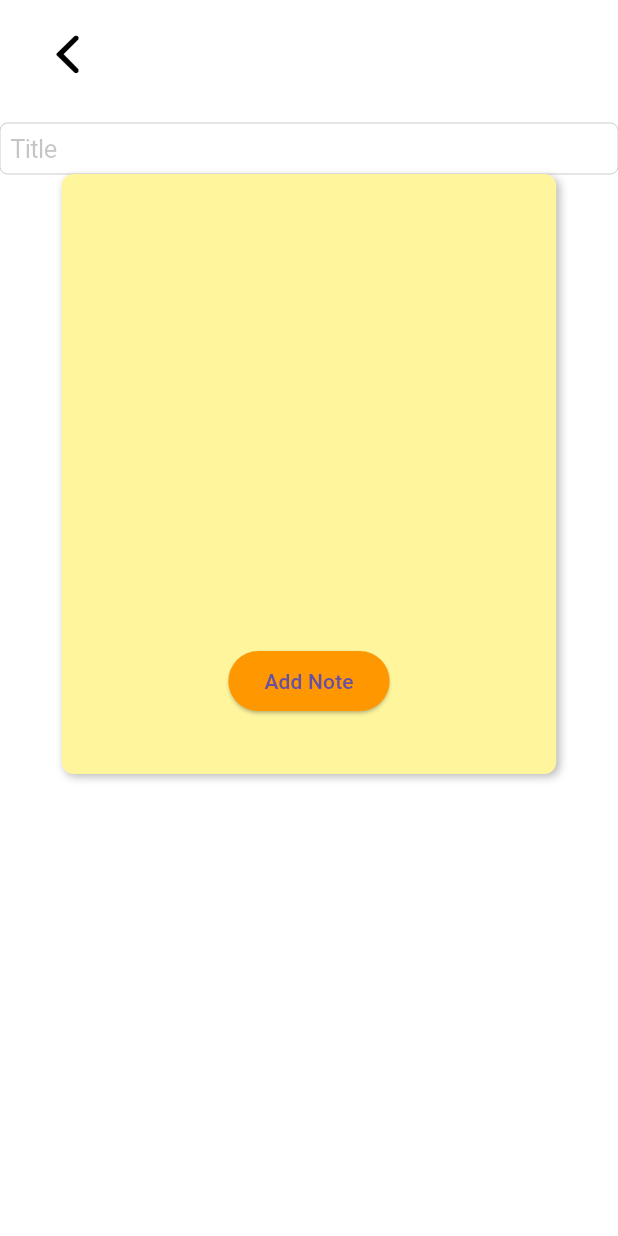
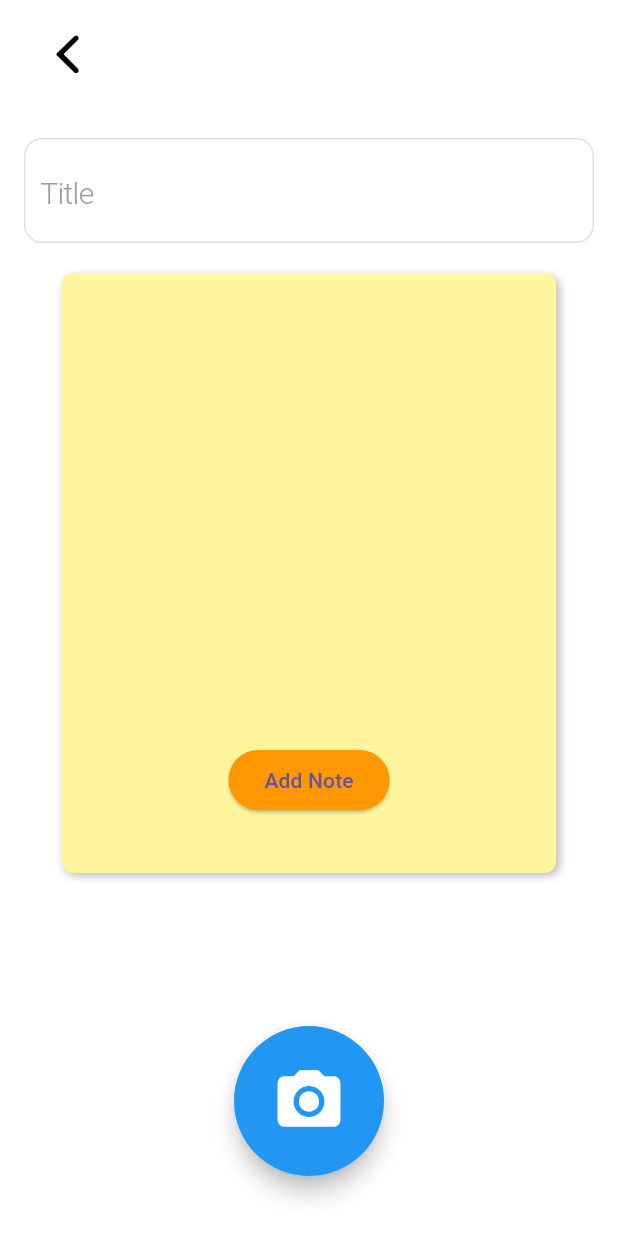
Before and after one commit to YnotCode/LocalNote, a Flutter app: the NoteUploadPage screen opened directly, on a phone screen of 412 x 824 dp. Run offline on Flutter 3.47's test engine with Material 3 defaults, Android fonts, the light colour scheme and no system bars; our stand-ins replace cached_network_image, cloud_firestore, firebase_core, flutter_map, geolocator, image_picker and 2 more; accounts and stored records are empty; statements that could not run were skipped; project files that could hold a hidden picture were left out.

Commit message:
added a camera button

```diff
--- a/lib/note_upload_page.dart
+++ b/lib/note_upload_page.dart
@@ -1,9 +1,11 @@
+import 'dart:io';  // Needed for working with files
 import 'package:cloud_firestore/cloud_firestore.dart';
 import 'package:flutter/cupertino.dart';
 import 'package:flutter/material.dart';
 import 'package:geolocator/geolocator.dart';
 import 'package:local_note_2/note_upload.dart';
 import 'package:shared_preferences/shared_preferences.dart';
+import 'package:image_picker/image_picker.dart';  // Import image picker
 
 class NoteUploadPage extends StatefulWidget {
   const NoteUploadPage({super.key});
@@ -13,16 +15,32 @@ class NoteUploadPage extends StatefulWidget {
 }
 
 class _NoteUploadPageState extends State<NoteUploadPage> {
+  TextEditingController titleController = TextEditingController();
+  File? _image; // This will hold the captured image
 
-  TextEditingController titleController = TextEditingController();
+  // Function to open the camera
+  Future<void> _openCamera() async {
+    try {
+      final ImagePicker picker = ImagePicker();
+      final XFile? pickedFile = await picker.pickImage(source: ImageSource.camera);
+
+      if (pickedFile != null) {
+        setState(() {
+          _image = File(pickedFile.path);  // Store the image as a File
+        });
+      } else {
+        debugPrint("No image captured.");
+      }
+    } catch (e) {
+      debugPrint("Error opening camera: $e");
+    }
+  }
 
   @override
   Widget build(BuildContext context) {
-
-
-    return Container(
-      color: Colors.white,
-      child: SafeArea(
+    return Scaffold(
+      backgroundColor: Colors.white,
+      body: SafeArea(
         bottom: false,
         child: Column(
           children: [
@@ -30,42 +48,86 @@ class _NoteUploadPageState extends State<NoteUploadPage> {
               children: [
                 const SizedBox(width: 5),
                 CupertinoButton(
-                  onPressed: (){
+                  onPressed: () {
                     Navigator.of(context).pop();
                   },
-                  child: const Icon(CupertinoIcons.chevron_back, size: 40.0, color: Colors.black)
+                  child: const Icon(CupertinoIcons.chevron_back, size: 40.0, color: Colors.black),
                 ),
-                Expanded(child: Container(),)
-              ]
+                Expanded(child: Container(),),
+              ],
             ),
-            const SizedBox(height: 10),
-            CupertinoTextField(
+            const SizedBox(height: 20),
+
+            // Aesthetic Title Text
+            Padding(
+              padding: const EdgeInsets.symmetric(horizontal: 16.0),
+              child: CupertinoTextField(
                 controller: titleController,
                 placeholder: "Title",
+                padding: const EdgeInsets.symmetric(vertical: 20, horizontal: 10),
+                style: const TextStyle(
+                  fontSize: 24,
+                  fontWeight: FontWeight.bold,
+                  color: Colors.black,
                 ),
+                placeholderStyle: const TextStyle(
+                  fontSize: 20,
+                  fontWeight: FontWeight.w300,
+                  color: Colors.grey,
+                ),
+                decoration: BoxDecoration(
+                  border: Border.all(color: Colors.grey.shade300),
+                  borderRadius: BorderRadius.circular(12.0),
+                ),
+              ),
+            ),
+
+            const SizedBox(height: 20),
+
             NoteUploadWidget(onAddNote: (String note) async {
-              try{
+              try {
                 Position position = await Geolocator.getCurrentPosition(
-                    desiredAccuracy: LocationAccuracy.high,
-                  );
-                  await Geolocator.getCurrentPosition(
                   desiredAccuracy: LocationAccuracy.high,
                 );
                 SharedPreferences prefs = await SharedPreferences.getInstance();
                 String? ph = prefs.getString("phone-number");
+
                 FirebaseFirestore.instance.collection("notes").add({
                   "note": note,
                   "creator": ph ?? "ur mom",
                   "location": GeoPoint(position.latitude, position.longitude),
-                    "title": titleController.text
+                  "title": titleController.text,
+                  // We will implement how to store the image in the next step
+                  "image": _image?.path,  // Save the image file path for now
                 });
+
                 Navigator.of(context).pop();
-              }
-              catch(e){
+              } catch (e) {
                 debugPrint("$e");
               }
             }),
 
+            const Spacer(),
+
+            // Larger Camera Button Positioned at the Bottom Middle
+            Padding(
+              padding: const EdgeInsets.only(bottom: 40.0),
+              child: Align(
+                alignment: Alignment.bottomCenter,
+                child: SizedBox(
+                  width: 100, // Making the button bigger
+                  height: 100, // Making the button bigger
+                  child: FloatingActionButton(
+                    onPressed: _openCamera,
+                    child: const Icon(Icons.camera_alt, size: 50, color: Colors.white),
+                    backgroundColor: Colors.blue,
+                    shape: RoundedRectangleBorder(
+                      borderRadius: BorderRadius.circular(50),
+                    ),
+                  ),
+                ),
+              ),
+            ),
           ],
         ),
       ),
--- a/pubspec.yaml
+++ b/pubspec.yaml
@@ -21,6 +21,7 @@ dependencies:
   toastification: ^2.3.0
   twilio_flutter: ^0.9.0
   google_fonts: ^6.2.1
+  image_picker: ^0.8.4+10
 
 dev_dependencies:
   flutter_test:
```
Also changed, not shown: lib/map.dart (+0 -8 lines), pubspec.lock, 6 other files. Lines whose indentation alone changed are shown as unchanged.
